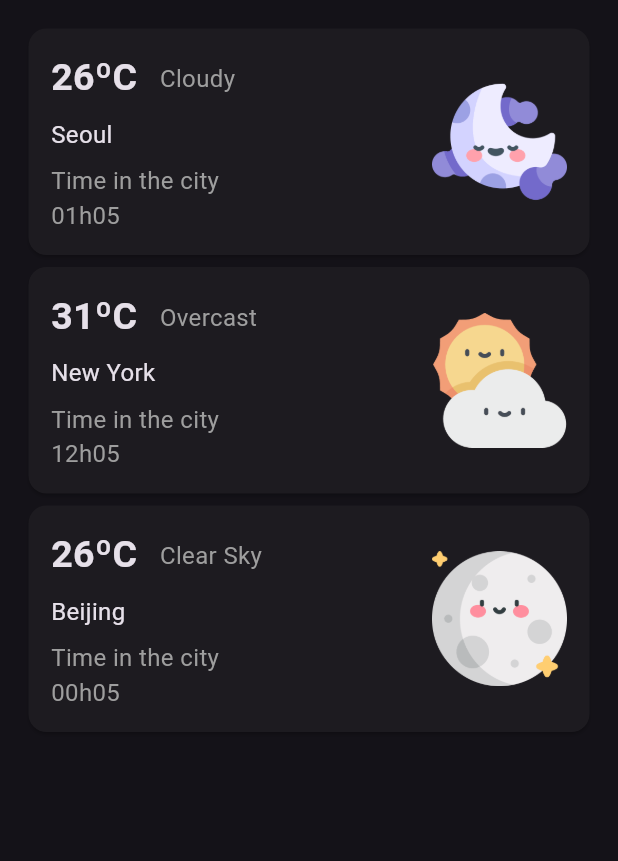
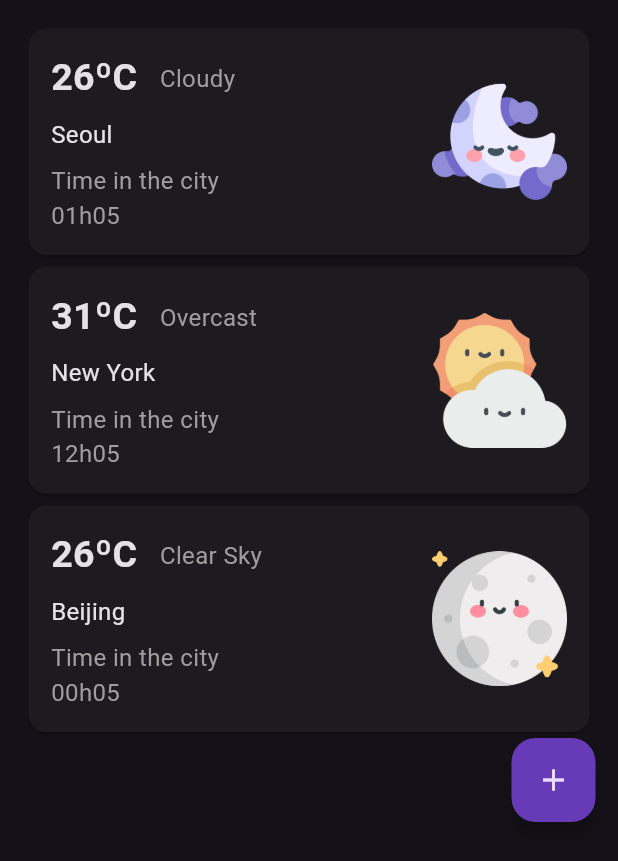
Before and after one commit to zegameiro/ICM_Homework_Asignment, a Flutter app: the CityPage widget shown alone on an empty page, opened directly, on a phone screen of 412 x 824 dp. Shown: the top 861 px of the screen. Run offline on Flutter 3.47's test engine with Material 3 defaults, Android fonts, the phone set to English and light mode, and no system bars.

Commit message:
Add a button to Cities Page

```diff
--- a/weatherapp/lib/citypage.dart
+++ b/weatherapp/lib/citypage.dart
@@ -223,6 +223,14 @@ class CityPage extends StatelessWidget {
               ],
             ),
           ),
+          Align(
+            alignment: Alignment.centerRight,
+            child: FloatingActionButton(
+              onPressed: (){},
+              backgroundColor: Colors.deepPurple,
+              child: Icon(Icons.add),
+            ),
+          )
         ],
       ),
     );
```
Also changed, not shown: weatherapp/lib/settingspage.dart (+34 -1 lines).
